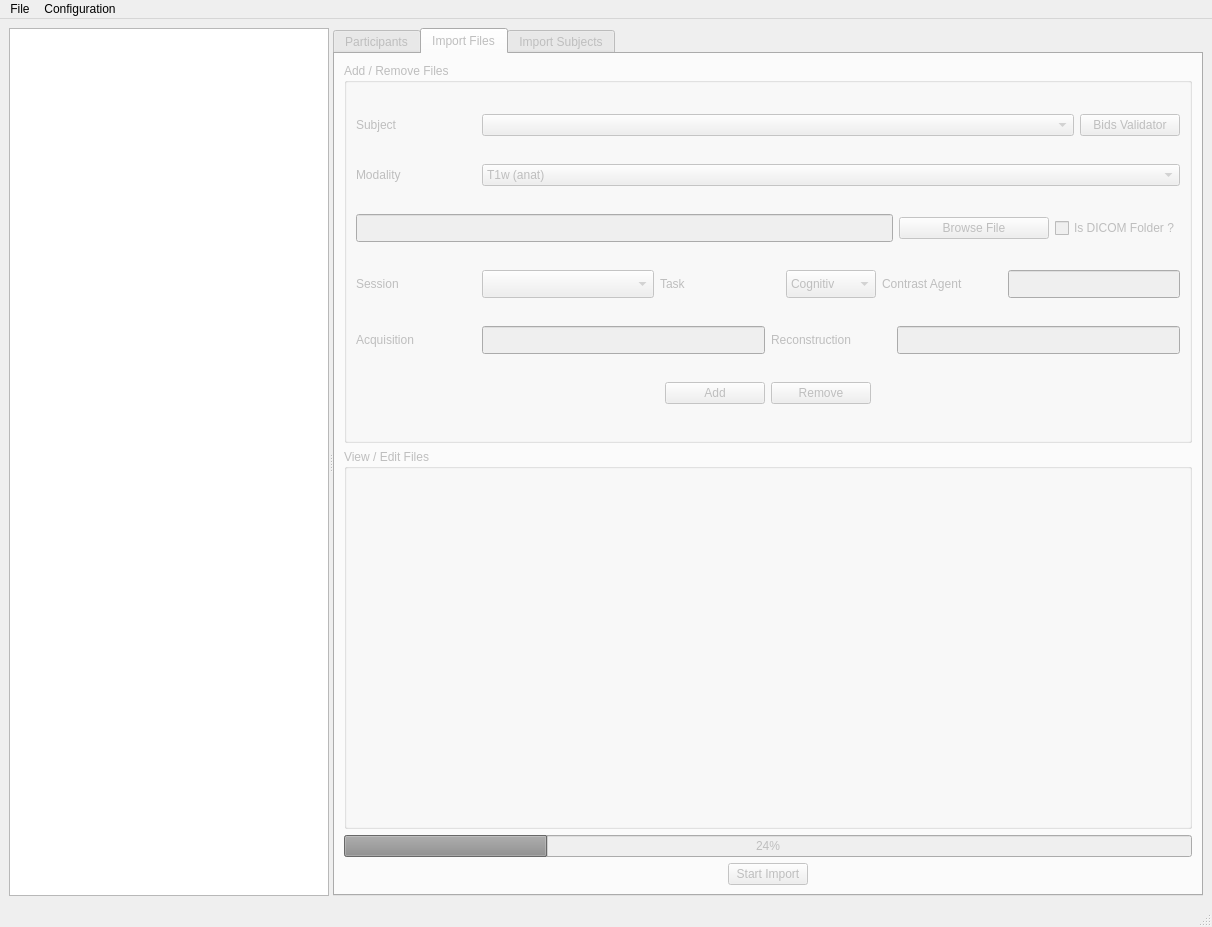
Above: bidsificator/forms/MainWindow.ui from HIP-infrastructure/Bidsificator before the change. Below: the same form after it.
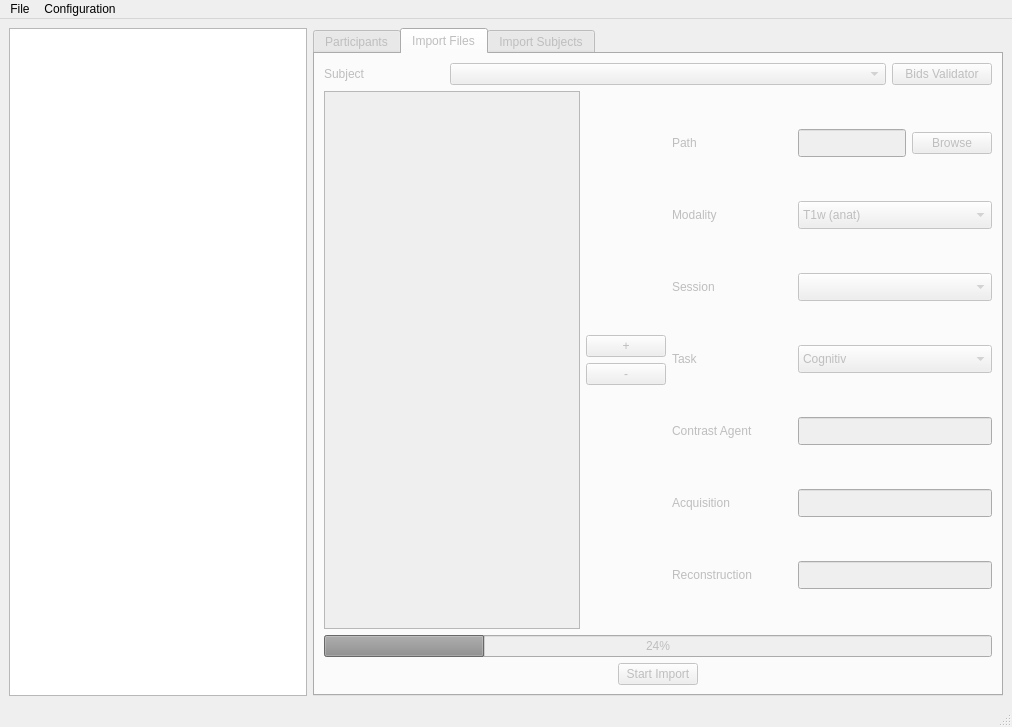
That is the form after the change. The open tabs and pages were chosen to show the change. Custom widgets are drawn as their Qt base class.

Commit message: Update UI to try to limit visual element and streamline UX

Patch:
```diff
--- a/bidsificator/forms/MainWindow.ui
+++ b/bidsificator/forms/MainWindow.ui
@@ -6,8 +6,8 @@
    <rect>
     <x>0</x>
     <y>0</y>
-    <width>1212</width>
-    <height>927</height>
+    <width>1012</width>
+    <height>727</height>
    </rect>
   </property>
   <property name="windowTitle">
@@ -16,14 +16,10 @@
   <widget class="QWidget" name="centralwidget">
    <layout class="QGridLayout" name="gridLayout_4">
     <item row="0" column="0">
-     <widget class="QSplitter" name="splitter">
-      <property name="orientation">
-       <enum>Qt::Horizontal</enum>
-      </property>
       <widget class="QTreeView" name="fileTreeView">
        <property name="minimumSize">
         <size>
-         <width>320</width>
+        <width>270</width>
          <height>0</height>
         </size>
        </property>
@@ -34,6 +30,8 @@
         </size>
        </property>
       </widget>
+    </item>
+    <item row="0" column="1">
       <widget class="QTabWidget" name="tabWidget">
        <property name="enabled">
         <bool>false</bool>
@@ -78,7 +76,7 @@
               <string>sub-&lt;IDENTIFIER123&gt;</string>
              </property>
              <property name="cursorMoveStyle">
-              <enum>Qt::VisualMoveStyle</enum>
+             <enum>Qt::CursorMoveStyle::VisualMoveStyle</enum>
              </property>
             </widget>
            </item>
@@ -108,21 +106,15 @@
          </item>
         </layout>
        </widget>
-       <widget class="QWidget" name="tab">
+      <widget class="QWidget" name="ImportFileTab">
         <attribute name="title">
          <string>Import Files</string>
         </attribute>
-        <layout class="QGridLayout" name="gridLayout_5">
+       <layout class="QGridLayout" name="gridLayout">
          <item row="0" column="0">
-          <widget class="QGroupBox" name="groupBox_2">
-           <property name="title">
-            <string>Add / Remove Files</string>
-           </property>
-           <layout class="QVBoxLayout" name="verticalLayout">
-            <item>
              <layout class="QHBoxLayout" name="SubjectLayout">
               <item>
-               <widget class="QLabel" name="AR_Subjectlabel">
+           <widget class="QLabel" name="SubjectLabel">
                 <property name="minimumSize">
                  <size>
                   <width>120</width>
@@ -141,7 +133,7 @@
                </widget>
               </item>
               <item>
-               <widget class="QComboBox" name="AR_SubjectComboBox">
+           <widget class="QComboBox" name="SubjectComboBox">
                 <property name="minimumSize">
                  <size>
                   <width>0</width>
@@ -171,10 +163,132 @@
               </item>
              </layout>
             </item>
+        <item row="1" column="0">
+         <layout class="QHBoxLayout" name="horizontalLayout">
+          <item>
+           <widget class="QListWidget" name="ImportFileListWidget">
+            <property name="minimumSize">
+             <size>
+              <width>0</width>
+              <height>0</height>
+             </size>
+            </property>
+            <property name="maximumSize">
+             <size>
+              <width>16777215</width>
+              <height>16777215</height>
+             </size>
+            </property>
+           </widget>
+          </item>
+          <item>
+           <layout class="QVBoxLayout" name="AddRemoveButtonsLayout">
+            <item>
+             <spacer name="verticalSpacer">
+              <property name="orientation">
+               <enum>Qt::Orientation::Vertical</enum>
+              </property>
+              <property name="sizeHint" stdset="0">
+               <size>
+                <width>20</width>
+                <height>40</height>
+               </size>
+              </property>
+             </spacer>
+            </item>
+            <item>
+             <widget class="QPushButton" name="AddFileButton">
+              <property name="text">
+               <string>+</string>
+              </property>
+             </widget>
+            </item>
+            <item>
+             <widget class="QPushButton" name="RemoveFileButton">
+              <property name="text">
+               <string>-</string>
+              </property>
+             </widget>
+            </item>
+            <item>
+             <spacer name="verticalSpacer_2">
+              <property name="orientation">
+               <enum>Qt::Orientation::Vertical</enum>
+              </property>
+              <property name="sizeHint" stdset="0">
+               <size>
+                <width>20</width>
+                <height>40</height>
+               </size>
+              </property>
+             </spacer>
+            </item>
+           </layout>
+          </item>
+          <item>
+           <layout class="QVBoxLayout" name="verticalLayout">
+            <item>
+             <layout class="QHBoxLayout" name="BrowseLayout">
+              <item>
+               <widget class="QLabel" name="PathLabel">
+                <property name="minimumSize">
+                 <size>
+                  <width>120</width>
+                  <height>0</height>
+                 </size>
+                </property>
+                <property name="maximumSize">
+                 <size>
+                  <width>120</width>
+                  <height>16777215</height>
+                 </size>
+                </property>
+                <property name="text">
+                 <string>Path</string>
+                </property>
+               </widget>
+              </item>
+              <item>
+               <widget class="QLineEdit" name="BrowseLineEdit">
+                <property name="minimumSize">
+                 <size>
+                  <width>0</width>
+                  <height>28</height>
+                 </size>
+                </property>
+                <property name="maximumSize">
+                 <size>
+                  <width>16777215</width>
+                  <height>28</height>
+                 </size>
+                </property>
+               </widget>
+              </item>
+              <item>
+               <widget class="QPushButton" name="BrowsePushButton">
+                <property name="minimumSize">
+                 <size>
+                  <width>0</width>
+                  <height>0</height>
+                 </size>
+                </property>
+                <property name="maximumSize">
+                 <size>
+                  <width>150</width>
+                  <height>16777215</height>
+                 </size>
+                </property>
+                <property name="text">
+                 <string>Browse</string>
+                </property>
+               </widget>
+              </item>
+             </layout>
+            </item>
             <item>
              <layout class="QHBoxLayout" name="ModalityLayout">
               <item>
-               <widget class="QLabel" name="AR_ModalityLabel">
+               <widget class="QLabel" name="ModalityLabel">
                 <property name="minimumSize">
                  <size>
                   <width>120</width>
@@ -193,11 +307,11 @@
                </widget>
               </item>
               <item>
-               <widget class="QComboBox" name="AR_ModalityComboBox">
+               <widget class="QComboBox" name="ModalityComboBox">
                 <property name="minimumSize">
                  <size>
                   <width>0</width>
-                  <height>0</height>
+                  <height>28</height>
                  </size>
                 </property>
                 <item>
@@ -245,65 +359,19 @@
              </layout>
             </item>
             <item>
-             <layout class="QHBoxLayout" name="BrowseLayout">
+             <layout class="QHBoxLayout" name="SessionLayout">
               <item>
-               <widget class="QLineEdit" name="AR_BrowseLineEdit">
+               <widget class="QLabel" name="SessionLabel">
                 <property name="minimumSize">
                  <size>
-                  <width>0</width>
-                  <height>28</height>
-                 </size>
-                </property>
-                <property name="maximumSize">
-                 <size>
-                  <width>16777215</width>
-                  <height>28</height>
-                 </size>
-                </property>
-               </widget>
-              </item>
-              <item>
-               <widget class="QPushButton" name="AR_BrowsePushButton">
-                <property name="minimumSize">
-                 <size>
-                  <width>150</width>
+                  <width>120</width>
                   <height>0</height>
                  </size>
                 </property>
                 <property name="maximumSize">
                  <size>
-                  <width>150</width>
+                  <width>120</width>
                   <height>16777215</height>
-                 </size>
-                </property>
-                <property name="text">
-                 <string>Browse File</string>
-                </property>
-               </widget>
-              </item>
-              <item>
-               <widget class="QCheckBox" name="AR_IsDicomFolderCheckBox">
-                <property name="text">
-                 <string>Is DICOM Folder ?</string>
-                </property>
-               </widget>
-              </item>
-             </layout>
-            </item>
-            <item>
-             <layout class="QHBoxLayout" name="EntitiesLayout1">
-              <item>
-               <widget class="QLabel" name="AR_SessionLabel">
-                <property name="minimumSize">
-                 <size>
-                  <width>120</width>
-                  <height>28</height>
-                 </size>
-                </property>
-                <property name="maximumSize">
-                 <size>
-                  <width>16777215</width>
-                  <height>28</height>
                  </size>
                 </property>
                 <property name="text">
@@ -312,9 +380,9 @@
                </widget>
               </item>
               <item>
-               <widget class="QComboBox" name="AR_SessionComboBox">
+               <widget class="QComboBox" name="SessionComboBox">
                 <property name="sizePolicy">
-                 <sizepolicy hsizetype="Expanding" vsizetype="Fixed">
+                 <sizepolicy hsizetype="Preferred" vsizetype="Fixed">
                   <horstretch>0</horstretch>
                   <verstretch>0</verstretch>
                  </sizepolicy>
@@ -328,23 +396,27 @@
                 <property name="maximumSize">
                  <size>
                   <width>16777215</width>
-                  <height>28</height>
+                  <height>16777215</height>
                  </size>
                 </property>
                </widget>
               </item>
+             </layout>
+            </item>
               <item>
-               <widget class="QLabel" name="AR_TaskLabel">
+             <layout class="QHBoxLayout" name="TaskLayout">
+              <item>
+               <widget class="QLabel" name="TaskLabel">
                 <property name="minimumSize">
                  <size>
                   <width>120</width>
-                  <height>28</height>
+                  <height>0</height>
                  </size>
                 </property>
                 <property name="maximumSize">
                  <size>
-                  <width>16777215</width>
-                  <height>28</height>
+                  <width>120</width>
+                  <height>16777215</height>
                  </size>
                 </property>
                 <property name="text">
@@ -353,7 +425,7 @@
                </widget>
               </item>
               <item>
-               <widget class="QComboBox" name="AR_TaskComboBox">
+               <widget class="QComboBox" name="TaskComboBox">
                 <property name="minimumSize">
                  <size>
                   <width>0</width>
@@ -363,7 +435,7 @@
                 <property name="maximumSize">
                  <size>
                   <width>16777215</width>
-                  <height>28</height>
+                  <height>16777215</height>
                  </size>
                 </property>
                 <item>
@@ -398,18 +470,22 @@
                 </item>
                </widget>
               </item>
+             </layout>
+            </item>
               <item>
-               <widget class="QLabel" name="AR_ContrastAgentLabel">
+             <layout class="QHBoxLayout" name="CALayout">
+              <item>
+               <widget class="QLabel" name="ContrastAgentLabel">
                 <property name="minimumSize">
                  <size>
                   <width>120</width>
-                  <height>28</height>
+                  <height>0</height>
                  </size>
                 </property>
                 <property name="maximumSize">
                  <size>
-                  <width>16777215</width>
-                  <height>28</height>
+                  <width>120</width>
+                  <height>16777215</height>
                  </size>
                 </property>
                 <property name="text">
@@ -418,7 +494,7 @@
                </widget>
               </item>
               <item>
-               <widget class="QLineEdit" name="AR_ContrastAgentLineEdit">
+               <widget class="QLineEdit" name="ContrastAgentLineEdit">
                 <property name="sizePolicy">
                  <sizepolicy hsizetype="Expanding" vsizetype="Fixed">
                   <horstretch>0</horstretch>
@@ -442,19 +518,19 @@
              </layout>
             </item>
             <item>
-             <layout class="QHBoxLayout" name="EntitiesLayout2">
+             <layout class="QHBoxLayout" name="AcquisitionLayout">
               <item>
-               <widget class="QLabel" name="AR_AcquisitionLabel">
+               <widget class="QLabel" name="AcquisitionLabel">
                 <property name="minimumSize">
                  <size>
                   <width>120</width>
-                  <height>28</height>
+                  <height>0</height>
                  </size>
                 </property>
                 <property name="maximumSize">
                  <size>
-                  <width>16777215</width>
-                  <height>28</height>
+                  <width>120</width>
+                  <height>16777215</height>
                  </size>
                 </property>
                 <property name="text">
@@ -463,7 +539,7 @@
                </widget>
               </item>
               <item>
-               <widget class="QLineEdit" name="AR_AcquisitionLineEdit">
+               <widget class="QLineEdit" name="AcquisitionLineEdit">
                 <property name="sizePolicy">
                  <sizepolicy hsizetype="Expanding" vsizetype="Fixed">
                   <horstretch>0</horstretch>
@@ -484,18 +560,22 @@
                 </property>
                </widget>
               </item>
+             </layout>
+            </item>
               <item>
-               <widget class="QLabel" name="AR_ReconstructionLabel">
+             <layout class="QHBoxLayout" name="ReconstructionLayout">
+              <item>
+               <widget class="QLabel" name="ReconstructionLabel">
                 <property name="minimumSize">
                  <size>
                   <width>120</width>
-                  <height>28</height>
+                  <height>0</height>
                  </size>
                 </property>
                 <property name="maximumSize">
                  <size>
-                  <width>16777215</width>
-                  <height>28</height>
+                  <width>120</width>
+                  <height>16777215</height>
                  </size>
                 </property>
                 <property name="text">
@@ -504,7 +584,7 @@
                </widget>
               </item>
               <item>
-               <widget class="QLineEdit" name="AR_ReconstructionLineEdit">
+               <widget class="QLineEdit" name="ReconstructionLineEdit">
                 <property name="sizePolicy">
                  <sizepolicy hsizetype="Expanding" vsizetype="Fixed">
                   <horstretch>0</horstretch>
@@ -527,88 +607,9 @@
               </item>
              </layout>
             </item>
-            <item>
-             <layout class="QHBoxLayout" name="AddRemoveFileLayout">
-              <item>
-               <spacer name="horizontalSpacer">
-                <property name="orientation">
-                 <enum>Qt::Horizontal</enum>
-                </property>
-                <property name="sizeHint" stdset="0">
-                 <size>
-                  <width>40</width>
-                  <height>20</height>
-                 </size>
-                </property>
-               </spacer>
-              </item>
-              <item>
-               <widget class="QPushButton" name="AR_AddPushButton">
-                <property name="minimumSize">
-                 <size>
-                  <width>100</width>
-                  <height>0</height>
-                 </size>
-                </property>
-                <property name="maximumSize">
-                 <size>
-                  <width>100</width>
-                  <height>16777215</height>
-                 </size>
-                </property>
-                <property name="text">
-                 <string>Add</string>
-                </property>
-               </widget>
-              </item>
-              <item>
-               <widget class="QPushButton" name="AR_RemovePushButton">
-                <property name="minimumSize">
-                 <size>
-                  <width>100</width>
-                  <height>0</height>
-                 </size>
-                </property>
-                <property name="maximumSize">
-                 <size>
-                  <width>100</width>
-                  <height>16777215</height>
-                 </size>
-                </property>
-                <property name="text">
-                 <string>Remove</string>
-                </property>
-               </widget>
-              </item>
-              <item>
-               <spacer name="horizontalSpacer_2">
-                <property name="orientation">
-                 <enum>Qt::Horizontal</enum>
-                </property>
-                <property name="sizeHint" stdset="0">
-                 <size>
-                  <width>40</width>
-                  <height>20</height>
-                 </size>
-                </property>
-               </spacer>
-              </item>
              </layout>
             </item>
            </layout>
-          </widget>
-         </item>
-         <item row="1" column="0">
-          <widget class="QGroupBox" name="groupBox">
-           <property name="title">
-            <string>View / Edit Files</string>
-           </property>
-           <layout class="QGridLayout" name="gridLayout">
-            <item row="0" column="0">
-             <layout class="QHBoxLayout" name="IF_FileEditorLayout"/>
-            </item>
-           </layout>
-          </widget>
          </item>
          <item row="2" column="0">
           <widget class="QProgressBar" name="progressBar">
@@ -622,7 +623,7 @@
            <item>
             <spacer name="horizontalSpacer_3">
              <property name="orientation">
-              <enum>Qt::Horizontal</enum>
+             <enum>Qt::Orientation::Horizontal</enum>
              </property>
              <property name="sizeHint" stdset="0">
               <size>
@@ -642,7 +643,7 @@
            <item>
             <spacer name="horizontalSpacer_4">
              <property name="orientation">
-              <enum>Qt::Horizontal</enum>
+             <enum>Qt::Orientation::Horizontal</enum>
              </property>
              <property name="sizeHint" stdset="0">
               <size>
@@ -673,7 +674,7 @@
            <item>
             <spacer name="horizontalSpacer_13">
              <property name="orientation">
-              <enum>Qt::Horizontal</enum>
+             <enum>Qt::Orientation::Horizontal</enum>
              </property>
              <property name="sizeHint" stdset="0">
               <size>
@@ -709,7 +710,7 @@
               </size>
              </property>
              <property name="selectionMode">
-              <enum>QAbstractItemView::ExtendedSelection</enum>
+             <enum>QAbstractItemView::SelectionMode::ExtendedSelection</enum>
              </property>
             </widget>
            </item>
@@ -730,7 +731,7 @@
            <item>
             <spacer name="horizontalSpacer_11">
              <property name="orientation">
-              <enum>Qt::Horizontal</enum>
+             <enum>Qt::Orientation::Horizontal</enum>
              </property>
              <property name="sizeHint" stdset="0">
               <size>
@@ -750,7 +751,7 @@
            <item>
             <spacer name="horizontalSpacer_12">
              <property name="orientation">
-              <enum>Qt::Horizontal</enum>
+             <enum>Qt::Orientation::Horizontal</enum>
              </property>
              <property name="sizeHint" stdset="0">
               <size>
@@ -763,7 +764,6 @@
           </layout>
          </item>
         </layout>
-       </widget>
       </widget>
      </widget>
     </item>
@@ -774,8 +774,8 @@
     <rect>
      <x>0</x>
      <y>0</y>
-     <width>1212</width>
-     <height>21</height>
+     <width>1012</width>
+     <height>37</height>
     </rect>
    </property>
    <widget class="QMenu" name="menuFile">
```
Lines whose indentation alone changed are shown as unchanged. The commit also changes 3 other files.
